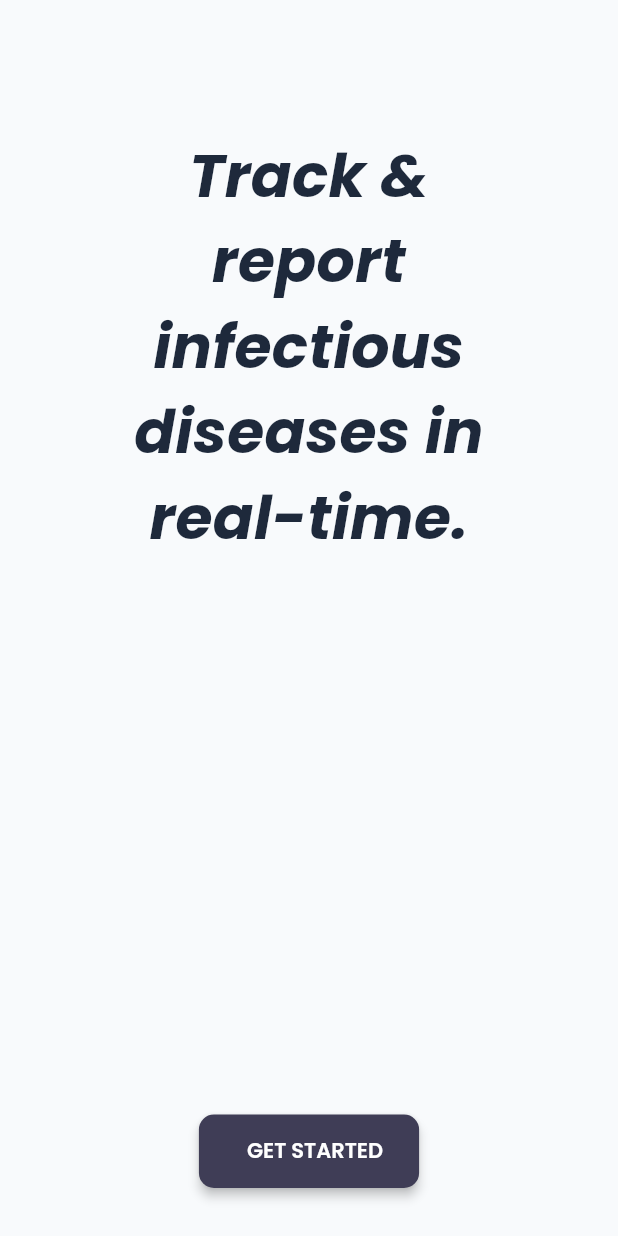
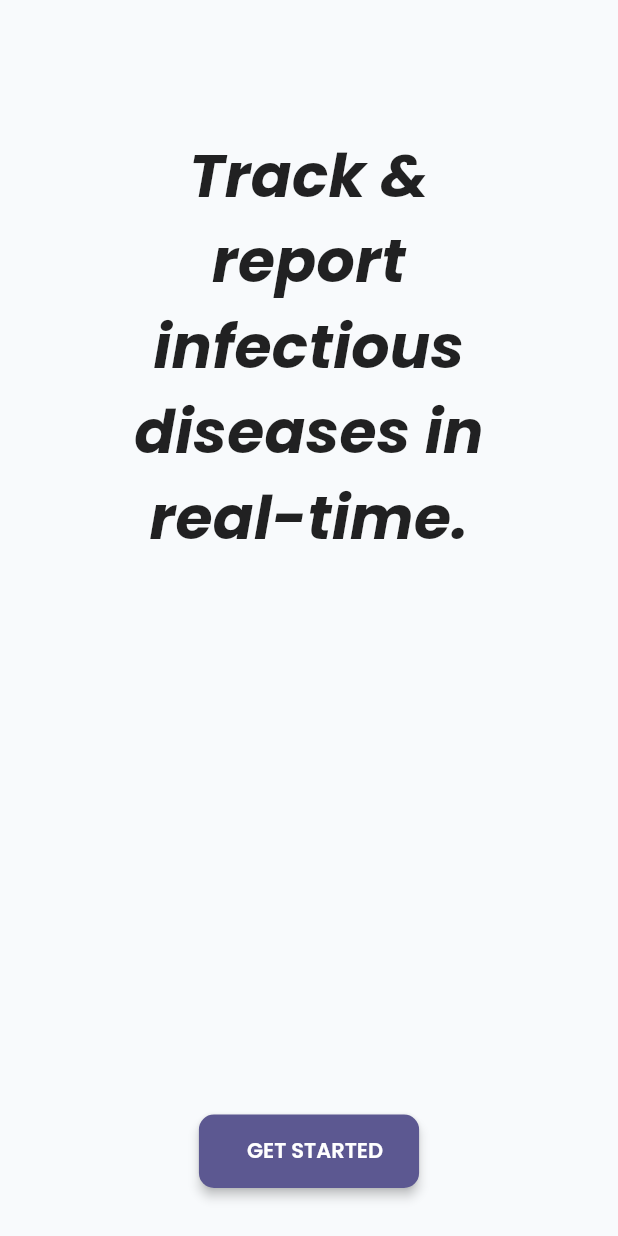
Before and after one commit to mikael0907/episcope-disease-tracker, a Flutter app: the screen it shows after launch, on a phone screen of 412 x 824 dp. Run offline on Flutter 3.47's test engine with Material 3 defaults, Android fonts, the phone set to English and light mode, and no system bars; our stand-ins replace connectivity_plus, file_picker, flutter_riverpod, geocoding, geolocator, google_fonts and 7 more; accounts and stored records are empty.

Commit message:
Updated to Epivigil

```diff
--- a/lib/main.dart
+++ b/lib/main.dart
@@ -22,16 +22,9 @@ void main() async {
   WidgetsFlutterBinding.ensureInitialized();
 
   // Initialize Supabase
-  await Supabase.initialize(
-    url: supabaseUrl,
-    anonKey: supabaseAnonKey,
-  );
+  await Supabase.initialize(url: supabaseUrl, anonKey: supabaseAnonKey);
 
-  runApp(
-    const ProviderScope(
-      child: MyApp(),
-    ),
-  );
+  runApp(const ProviderScope(child: MyApp()));
 }
 
 class MyApp extends ConsumerStatefulWidget {
@@ -79,10 +72,10 @@ class _MyAppState extends ConsumerState<MyApp> {
   Widget build(BuildContext context) {
     return MaterialApp(
       debugShowCheckedModeBanner: false,
-      title: 'EpiScope',
+      title: 'EpiVigil',
       theme: AppThemes.light,
       darkTheme: AppThemes.dark,
-      themeMode: ThemeMode.system,
+      themeMode: ThemeMode.light,
 
       // Use initialRoute
       initialRoute: '/',
@@ -115,11 +108,7 @@ class AuthCheckScreen extends ConsumerWidget {
 
     // Show loading while checking auth
     if (authStatus == AuthStatus.loading) {
-      return const Scaffold(
-        body: Center(
-          child: CircularProgressIndicator(),
-        ),
-      );
+      return const Scaffold(body: Center(child: CircularProgressIndicator()));
     }
 
     // Navigate based on auth status using WidgetsBinding to avoid build-time navigation
@@ -134,11 +123,7 @@ class AuthCheckScreen extends ConsumerWidget {
     });
 
     // Show loading indicator while navigation happens
-    return const Scaffold(
-      body: Center(
-        child: CircularProgressIndicator(),
-      ),
-    );
+    return const Scaffold(body: Center(child: CircularProgressIndicator()));
   }
 }
 
--- a/lib/screens/home.dart
+++ b/lib/screens/home.dart
@@ -27,7 +27,8 @@ class _HomeState extends ConsumerState<Home> {
     // Get current user from provider
     final currentUser = ref.watch(currentUserProvider);
     final userName = currentUser?.firstName ?? 'User';
-    final isAdmin = currentUser?.role == 'admin' || currentUser?.role == 'government';
+    final isAdmin =
+        currentUser?.role == 'admin' || currentUser?.role == 'government';
 
     // Watch home screen data
     final homeDataAsync = ref.watch(homeScreenDataProvider);
@@ -45,7 +46,7 @@ class _HomeState extends ConsumerState<Home> {
           ),
         ),
         title: const StyledText(
-          text: "EpiScope",
+          text: "EpiVigil",
           fontSize: 24,
           color: Colors.white,
           fontWeight: FontWeight.bold,
@@ -75,9 +76,12 @@ class _HomeState extends ConsumerState<Home> {
         ),
       ),
       body: homeDataAsync.when(
-        data: (homeData) => _buildHomeContent(context, homeData, currentUser?.id, isAdmin),
+        data:
+            (homeData) =>
+                _buildHomeContent(context, homeData, currentUser?.id, isAdmin),
         loading: () => const Center(child: CircularProgressIndicator()),
-        error: (error, stack) => Center(
+        error:
+            (error, stack) => Center(
               child: Column(
                 mainAxisAlignment: MainAxisAlignment.center,
                 children: [
@@ -108,10 +112,13 @@ class _HomeState extends ConsumerState<Home> {
     final trendingDiseases = homeData['trendingDiseases'] as Map<String, int>;
 
     // Watch daily cases based on selected filter
-    final dailyCasesAsync = ref.watch(dailyNewCasesProvider(_selectedDaysFilter));
+    final dailyCasesAsync = ref.watch(
+      dailyNewCasesProvider(_selectedDaysFilter),
+    );
 
     // Get user's report count
-    final userReportsAsync = userId != null
+    final userReportsAsync =
+        userId != null
             ? ref.watch(userReportsCountProvider(userId))
             : const AsyncValue.data(0);
 
@@ -135,28 +142,19 @@ class _HomeState extends ConsumerState<Home> {
     // Replace lines 133-141 with this:
 
     // Process trending diseases - ensure we have proper data
-final trendingDiseasesEntries = trendingDiseases.entries
-    .where((entry) => entry.value > 0)
-    .toList();
+    final trendingDiseasesEntries =
+        trendingDiseases.entries.where((entry) => entry.value > 0).toList();
 
     trendingDiseasesEntries.sort((a, b) => b.value.compareTo(a.value));
 
-final trendingDiseasesList = trendingDiseasesEntries
-    .take(5)
-    .toList()
-    .asMap()
-    .entries
-    .map((entry) {
+    final trendingDiseasesList =
+        trendingDiseasesEntries.take(5).toList().asMap().entries.map((entry) {
           final diseaseEntry = entry.value;
           final diseaseName = diseaseEntry.key;
           final cases = diseaseEntry.value;
           final color = colors[entry.key % colors.length];
 
-  return DiseaseCases(
-    diseaseName,
-    cases,
-    color,
-  );
+          return DiseaseCases(diseaseName, cases, color);
         }).toList();
 
     return RefreshIndicator(
@@ -187,28 +185,38 @@ final trendingDiseasesList = trendingDiseasesEntries
               _trendingDiseasesChart(trendingDiseasesList),
               const SizedBox(height: 24),
             ] else ...[
-              _buildNoDataCard('No disease data available. Reports will appear here once users start reporting cases.'),
+              _buildNoDataCard(
+                'No disease data available. Reports will appear here once users start reporting cases.',
+              ),
               const SizedBox(height: 24),
             ],
 
             // Daily cases chart with filter
             dailyCasesAsync.when(
-              data: (dailyCases) => dailyCases.isNotEmpty
+              data:
+                  (dailyCases) =>
+                      dailyCases.isNotEmpty
                           ? _newDailyCasesChart(dailyCases)
-                  : _buildNoDataCard('No daily case data available for the selected period'),
-              loading: () => const Card(
+                          : _buildNoDataCard(
+                            'No daily case data available for the selected period',
+                          ),
+              loading:
+                  () => const Card(
                     child: Padding(
                       padding: EdgeInsets.all(24.0),
                       child: Center(child: CircularProgressIndicator()),
                     ),
                   ),
-              error: (error, stack) => _buildErrorCard('Failed to load daily cases'),
+              error:
+                  (error, stack) =>
+                      _buildErrorCard('Failed to load daily cases'),
             ),
             const SizedBox(height: 24),
 
             userReportsAsync.when(
               data: (count) => _yourReportsCard(context, count),
-              loading: () => const Card(
+              loading:
+                  () => const Card(
                     child: Padding(
                       padding: EdgeInsets.all(16.0),
                       child: Center(child: CircularProgressIndicator()),
@@ -231,7 +239,11 @@ final trendingDiseasesList = trendingDiseasesEntries
     );
   }
 
-  Widget _createTotalCases(BuildContext context, int totalCases, DateTime lastUpdated) {
+  Widget _createTotalCases(
+    BuildContext context,
+    int totalCases,
+    DateTime lastUpdated,
+  ) {
     final now = DateTime.now();
     final difference = now.difference(lastUpdated);
 
@@ -239,11 +251,14 @@ final trendingDiseasesList = trendingDiseasesEntries
     if (difference.inMinutes < 1) {
       timeAgo = 'Just now';
     } else if (difference.inMinutes < 60) {
-      timeAgo = '${difference.inMinutes} minute${difference.inMinutes > 1 ? 's' : ''} ago';
+      timeAgo =
+          '${difference.inMinutes} minute${difference.inMinutes > 1 ? 's' : ''} ago';
     } else if (difference.inHours < 24) {
-      timeAgo = '${difference.inHours} hour${difference.inHours > 1 ? 's' : ''} ago';
+      timeAgo =
+          '${difference.inHours} hour${difference.inHours > 1 ? 's' : ''} ago';
     } else {
-      timeAgo = '${difference.inDays} day${difference.inDays > 1 ? 's' : ''} ago';
+      timeAgo =
+          '${difference.inDays} day${difference.inDays > 1 ? 's' : ''} ago';
     }
 
     return Container(
@@ -253,11 +268,7 @@ final trendingDiseasesList = trendingDiseasesEntries
         color: const Color(0xFF3B82F6),
         borderRadius: BorderRadius.circular(12),
         boxShadow: const [
-          BoxShadow(
-            color: Colors.black12,
-            blurRadius: 6,
-            offset: Offset(0, 2),
-          ),
+          BoxShadow(color: Colors.black12, blurRadius: 6, offset: Offset(0, 2)),
         ],
       ),
       child: Column(
@@ -296,7 +307,11 @@ final trendingDiseasesList = trendingDiseasesEntries
         child: Column(
           children: [
             const ListTile(
-              leading: Icon(Icons.admin_panel_settings, color: Colors.blue, size: 40),
+              leading: Icon(
+                Icons.admin_panel_settings,
+                color: Colors.blue,
+                size: 40,
+              ),
               title: Text(
                 'Admin Dashboard',
                 style: TextStyle(fontWeight: FontWeight.bold, fontSize: 18),
@@ -333,10 +348,7 @@ final trendingDiseasesList = trendingDiseasesEntries
                 SizedBox(width: 8),
                 Text(
                   "Trending Diseases",
-                  style: TextStyle(
-                    fontWeight: FontWeight.bold,
-                    fontSize: 18,
-                  ),
+                  style: TextStyle(fontWeight: FontWeight.bold, fontSize: 18),
                 ),
               ],
             ),
@@ -370,7 +382,10 @@ final trendingDiseasesList = trendingDiseasesEntries
                     color: Color(0xFF1E293B),
                   ),
                   title: const AxisTitle(text: 'Number of Cases'),
-                  majorGridLines: const MajorGridLines(width: 1, color: Color(0xFFE5E7EB)),
+                  majorGridLines: const MajorGridLines(
+                    width: 1,
+                    color: Color(0xFFE5E7EB),
+                  ),
                 ),
                 tooltipBehavior: TooltipBehavior(
                   enable: true,
@@ -413,7 +428,8 @@ final trendingDiseasesList = trendingDiseasesEntries
     return Wrap(
       spacing: 16,
       runSpacing: 8,
-      children: diseases.asMap().entries.map((entry) {
+      children:
+          diseases.asMap().entries.map((entry) {
             final disease = entry.value;
             return Row(
               mainAxisSize: MainAxisSize.min,
@@ -598,18 +614,11 @@ final trendingDiseasesList = trendingDiseasesEntries
         padding: const EdgeInsets.all(24.0),
         child: Column(
           children: [
-            const Icon(
-              Icons.info_outline,
-              size: 48,
-              color: Colors.grey,
-            ),
+            const Icon(Icons.info_outline, size: 48, color: Colors.grey),
             const SizedBox(height: 16),
             Text(
               message,
-              style: const TextStyle(
-                fontSize: 14,
-                color: Colors.grey,
-              ),
+              style: const TextStyle(fontSize: 14, color: Colors.grey),
               textAlign: TextAlign.center,
             ),
           ],
@@ -626,18 +635,11 @@ final trendingDiseasesList = trendingDiseasesEntries
         padding: const EdgeInsets.all(24.0),
         child: Column(
           children: [
-            const Icon(
-              Icons.error_outline,
-              size: 48,
-              color: Colors.red,
-            ),
+            const Icon(Icons.error_outline, size: 48, color: Colors.red),
             const SizedBox(height: 16),
             Text(
               message,
-              style: const TextStyle(
-                fontSize: 14,
-                color: Colors.red,
-              ),
+              style: const TextStyle(fontSize: 14, color: Colors.red),
               textAlign: TextAlign.center,
             ),
           ],
--- a/lib/shared/theme.dart
+++ b/lib/shared/theme.dart
@@ -1,55 +1,57 @@
+// lib/shared/theme.dart
+
+
 import 'package:flutter/material.dart';
 import 'package:google_fonts/google_fonts.dart';
 
 class AppColors {
-  // Common colors (used in both themes)
+  // Common brand colors
   static const primary = Color(0xFF3F3D56);
   static const secondary = Color(0xFFFACC15);
   static const error = Color(0xFFEF4444);
   static const success = Color(0xFF10B981);
 
-  // Light theme colors
+  // Light theme base colors
   static const lightBackground = Color(0xFFF8FAFC);
   static const lightSurface = Color(0xFFFFFFFF);
-  static const lightText = Color(0xFF1E293B);
-  static const lightInputFill = Color(0xFFE2E8F0);
 
-  // Dark theme colors
-  static const darkBackground = Color(0xFF1E293B);
-  static const darkSurface = Color(0xFF334155);
-  static const darkText = Color(0xFFE5E7EB);
-  static const darkInputFill = Color(0xFF334155);
+  // Dark theme base colors
+  static const darkBackground = Color(0xFF0F172A);
+  static const darkSurface = Color(0xFF1E293B);
 }
 
 class AppThemes {
-  // Main font family
   static final _font = GoogleFonts.poppins();
 
-  /// 🎨 Light Theme
+  /// 🎨 LIGHT THEME
   static final ThemeData light = ThemeData(
     brightness: Brightness.light,
+    primaryColor: AppColors.primary,
     scaffoldBackgroundColor: AppColors.lightBackground,
+    cardColor: AppColors.lightSurface,
+    canvasColor: AppColors.lightSurface,
     fontFamily: _font.fontFamily,
-    primaryColor: AppColors.primary,
-    canvasColor: AppColors.lightSurface,
-    cardColor: AppColors.lightSurface,
-    hintColor: AppColors.lightInputFill,
 
-    textTheme: TextTheme(
-      bodyLarge: _font.copyWith(color: AppColors.lightText),
-      bodyMedium: _font.copyWith(color: AppColors.lightText),
-      titleLarge: _font.copyWith(
-        color: AppColors.lightText,
-        fontWeight: FontWeight.bold,
-      ),
+    colorScheme: ColorScheme.fromSeed(
+      seedColor: AppColors.primary,
+      brightness: Brightness.light,
+    ),
+
+    textTheme: GoogleFonts.poppinsTextTheme().apply(
+      bodyColor: Colors.black87,
+      displayColor: Colors.black87,
     ),
 
     inputDecorationTheme: InputDecorationTheme(
       filled: true,
-      fillColor: AppColors.lightInputFill,
+      fillColor: const Color(0xFFE2E8F0),
       border: OutlineInputBorder(
-        borderRadius: BorderRadius.circular(8),
-        borderSide: BorderSide.none,
+        borderRadius: BorderRadius.circular(10),
+        borderSide: const BorderSide(color: Color(0xFFCBD5E1)),
+      ),
+      focusedBorder: OutlineInputBorder(
+        borderRadius: BorderRadius.circular(10),
+        borderSide: const BorderSide(color: AppColors.primary, width: 1.5),
       ),
     ),
 
@@ -59,42 +61,51 @@ class AppThemes {
         foregroundColor: Colors.white,
         textStyle: _font.copyWith(fontWeight: FontWeight.bold),
         shape: RoundedRectangleBorder(borderRadius: BorderRadius.circular(10)),
+        padding: const EdgeInsets.symmetric(horizontal: 20, vertical: 14),
       ),
     ),
 
-    colorScheme: ColorScheme.light(
-      primary: AppColors.primary,
-      secondary: AppColors.secondary,
-      error: AppColors.error,
-      surface: AppColors.lightSurface,
+    appBarTheme: AppBarTheme(
+      elevation: 0,
+      backgroundColor: AppColors.lightSurface,
+      titleTextStyle: _font.copyWith(
+        color: AppColors.primary,
+        fontWeight: FontWeight.bold,
+        fontSize: 20,
+      ),
+      iconTheme: const IconThemeData(color: AppColors.primary),
     ),
   );
 
-  /// 🌙 Dark Theme
+  /// 🌙 DARK THEME
   static final ThemeData dark = ThemeData(
     brightness: Brightness.dark,
+    primaryColor: AppColors.primary,
     scaffoldBackgroundColor: AppColors.darkBackground,
+    cardColor: AppColors.darkSurface,
+    canvasColor: AppColors.darkSurface,
     fontFamily: _font.fontFamily,
-    primaryColor: AppColors.primary,
-    canvasColor: AppColors.darkBackground,
-    cardColor: AppColors.darkBackground,
-    hintColor: AppColors.darkInputFill,
 
-    textTheme: TextTheme(
-      bodyLarge: _font.copyWith(color: AppColors.darkText),
-      bodyMedium: _font.copyWith(color: AppColors.darkText),
-      titleLarge: _font.copyWith(
-        color: Colors.white,
-        fontWeight: FontWeight.bold,
-      ),
+    colorScheme: ColorScheme.fromSeed(
+      seedColor: AppColors.primary,
+      brightness: Brightness.dark,
+    ),
+
+    textTheme: GoogleFonts.poppinsTextTheme().apply(
+      bodyColor: Colors.white,
+      displayColor: Colors.white,
     ),
 
     inputDecorationTheme: InputDecorationTheme(
       filled: true,
-      fillColor: AppColors.darkInputFill,
+      fillColor: const Color(0xFF334155),
       border: OutlineInputBorder(
-        borderRadius: BorderRadius.circular(8),
-        borderSide: BorderSide.none,
+        borderRadius: BorderRadius.circular(10),
+        borderSide: const BorderSide(color: Color(0xFF475569)),
+      ),
+      focusedBorder: OutlineInputBorder(
+        borderRadius: BorderRadius.circular(10),
+        borderSide: const BorderSide(color: AppColors.secondary, width: 1.5),
       ),
     ),
 
@@ -104,14 +115,19 @@ class AppThemes {
         foregroundColor: Colors.white,
         textStyle: _font.copyWith(fontWeight: FontWeight.bold),
         shape: RoundedRectangleBorder(borderRadius: BorderRadius.circular(10)),
+        padding: const EdgeInsets.symmetric(horizontal: 20, vertical: 14),
       ),
     ),
 
-    colorScheme: ColorScheme.dark(
-      primary: AppColors.primary,
-      secondary: AppColors.secondary,
-      error: AppColors.error,
-      surface: AppColors.darkSurface,
+    appBarTheme: AppBarTheme(
+      elevation: 0,
+      backgroundColor: AppColors.darkSurface,
+      titleTextStyle: _font.copyWith(
+        color: Colors.white,
+        fontWeight: FontWeight.bold,
+        fontSize: 20,
+      ),
+      iconTheme: const IconThemeData(color: Colors.white),
     ),
   );
 }
--- a/pubspec.yaml
+++ b/pubspec.yaml
@@ -110,7 +110,9 @@ flutter:
   # see https://flutter.dev/to/font-from-package
 
 
-flutter_icons:
+flutter_launcher_icons:
   android: true
   ios: true
   image_path: "assets/icon/icon.png"
+  remove_alpha_ios: true
+  remiove_alpha_android: true
```
Also changed, not shown: assets/img/episcope_favicon.png, assets/img/episcope_favicon2.png (added), assets/img/episcope_logo.png, assets/img/episcope_logo1.png (added), assets/img/episcope_logo_cropped2.png, assets/img/episcope_logo_cropped3.png (added), 38 other files. Lines whose indentation alone changed are shown as unchanged.
